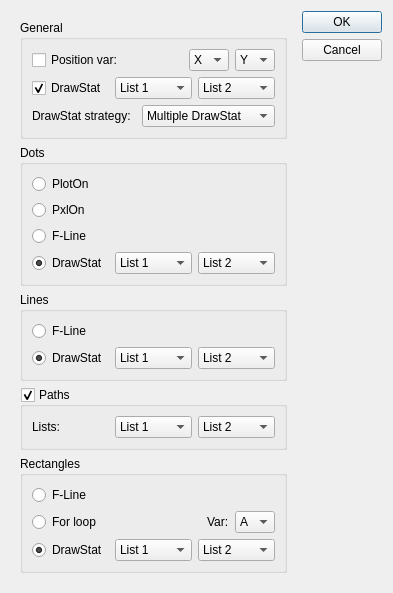
Qt form dialogs/basicexportdialog.ui (nick-keller/crusher_repack) before a commit.
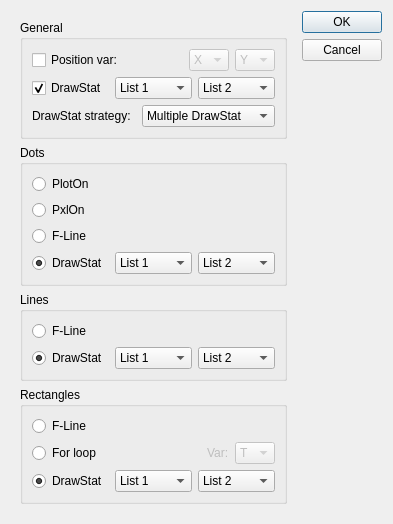
The same form after that commit.

```diff
--- a/dialogs/basicexportdialog.ui
+++ b/dialogs/basicexportdialog.ui
@@ -7,7 +7,7 @@
     <x>0</x>
     <y>0</y>
     <width>393</width>
-    <height>518</height>
+    <height>459</height>
    </rect>
   </property>
   <property name="windowTitle">
@@ -47,6 +47,9 @@
             </item>
             <item>
              <widget class="QComboBox" name="posVarX">
+              <property name="enabled">
+               <bool>false</bool>
+              </property>
               <property name="sizePolicy">
                <sizepolicy hsizetype="Fixed" vsizetype="Fixed">
                 <horstretch>0</horstretch>
@@ -196,6 +199,9 @@
             </item>
             <item>
              <widget class="QComboBox" name="posVarY">
+              <property name="enabled">
+               <bool>false</bool>
+              </property>
               <property name="sizePolicy">
                <sizepolicy hsizetype="Fixed" vsizetype="Fixed">
                 <horstretch>0</horstretch>
@@ -750,114 +756,6 @@
         </layout>
        </widget>
       </item>
-      <item>
-       <widget class="QGroupBox" name="paths">
-        <property name="title">
-         <string>Paths</string>
-        </property>
-        <property name="checkable">
-         <bool>true</bool>
-        </property>
-        <layout class="QVBoxLayout" name="verticalLayout_5">
-         <item>
-          <widget class="QWidget" name="widget_6" native="true">
-           <layout class="QHBoxLayout" name="horizontalLayout_6">
-            <property name="leftMargin">
-             <number>0</number>
-            </property>
-            <property name="topMargin">
-             <number>0</number>
-            </property>
-            <property name="rightMargin">
-             <number>0</number>
-            </property>
-            <property name="bottomMargin">
-             <number>0</number>
-            </property>
-            <item>
-             <widget class="QLabel" name="label_2">
-              <property name="text">
-               <string>Lists:</string>
-              </property>
-             </widget>
-            </item>
-            <item>
-             <widget class="QComboBox" name="pathListX">
-              <item>
-               <property name="text">
-                <string>List 1</string>
-               </property>
-              </item>
-              <item>
-               <property name="text">
-                <string>List 2</string>
-               </property>
-              </item>
-              <item>
-               <property name="text">
-                <string>List 3</string>
-               </property>
-              </item>
-              <item>
-               <property name="text">
-                <string>List 4</string>
-               </property>
-              </item>
-              <item>
-               <property name="text">
-                <string>List 5</string>
-               </property>
-              </item>
-              <item>
-               <property name="text">
-                <string>List 6</string>
-               </property>
-              </item>
-             </widget>
-            </item>
-            <item>
-             <widget class="QComboBox" name="pathListY">
-              <property name="currentIndex">
-               <number>1</number>
-              </property>
-              <item>
-               <property name="text">
-                <string>List 1</string>
-               </property>
-              </item>
-              <item>
-               <property name="text">
-                <string>List 2</string>
-               </property>
-              </item>
-              <item>
-               <property name="text">
-                <string>List 3</string>
-               </property>
-              </item>
-              <item>
-               <property name="text">
-                <string>List 4</string>
-               </property>
-              </item>
-              <item>
-               <property name="text">
-                <string>List 5</string>
-               </property>
-              </item>
-              <item>
-               <property name="text">
-                <string>List 6</string>
-               </property>
-              </item>
-             </widget>
-            </item>
-           </layout>
-          </widget>
-         </item>
-        </layout>
-       </widget>
-      </item>
       <item>
        <widget class="QGroupBox" name="rect">
         <property name="title">
@@ -911,6 +809,9 @@
             </item>
             <item>
              <widget class="QLabel" name="label">
+              <property name="enabled">
+               <bool>false</bool>
+              </property>
               <property name="text">
                <string>Var:</string>
               </property>
@@ -918,6 +819,9 @@
             </item>
             <item>
              <widget class="QComboBox" name="rectLoopVar">
+              <property name="enabled">
+               <bool>false</bool>
+              </property>
               <property name="sizePolicy">
                <sizepolicy hsizetype="Fixed" vsizetype="Fixed">
                 <horstretch>0</horstretch>
@@ -930,6 +834,9 @@
                 <height>16777215</height>
                </size>
               </property>
+              <property name="currentIndex">
+               <number>19</number>
+              </property>
               <item>
                <property name="text">
                 <string>A</string>
```
Left out of the diff: 194 changed lines with no effect on the pictures.
